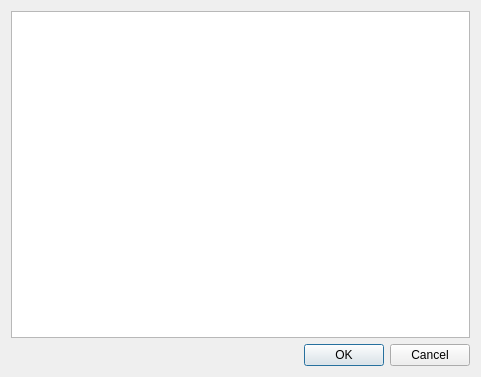
Above: 05_Bolas_Navidad/dtablabolas.ui from TheMakros12/interfaces before the change. Below: the same form after it.
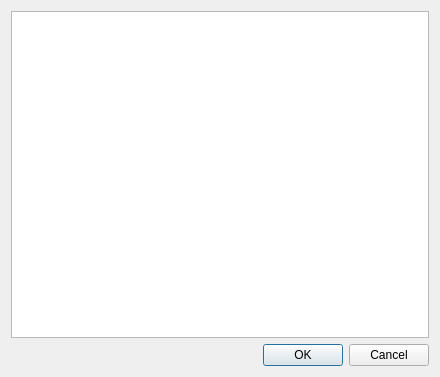
That is the form after the change.

Diff of the .ui file:
```diff
--- a/05_Bolas_Navidad/dtablabolas.ui
+++ b/05_Bolas_Navidad/dtablabolas.ui
@@ -6,7 +6,7 @@
    <rect>
     <x>0</x>
     <y>0</y>
-    <width>481</width>
+    <width>440</width>
     <height>377</height>
    </rect>
   </property>
```
